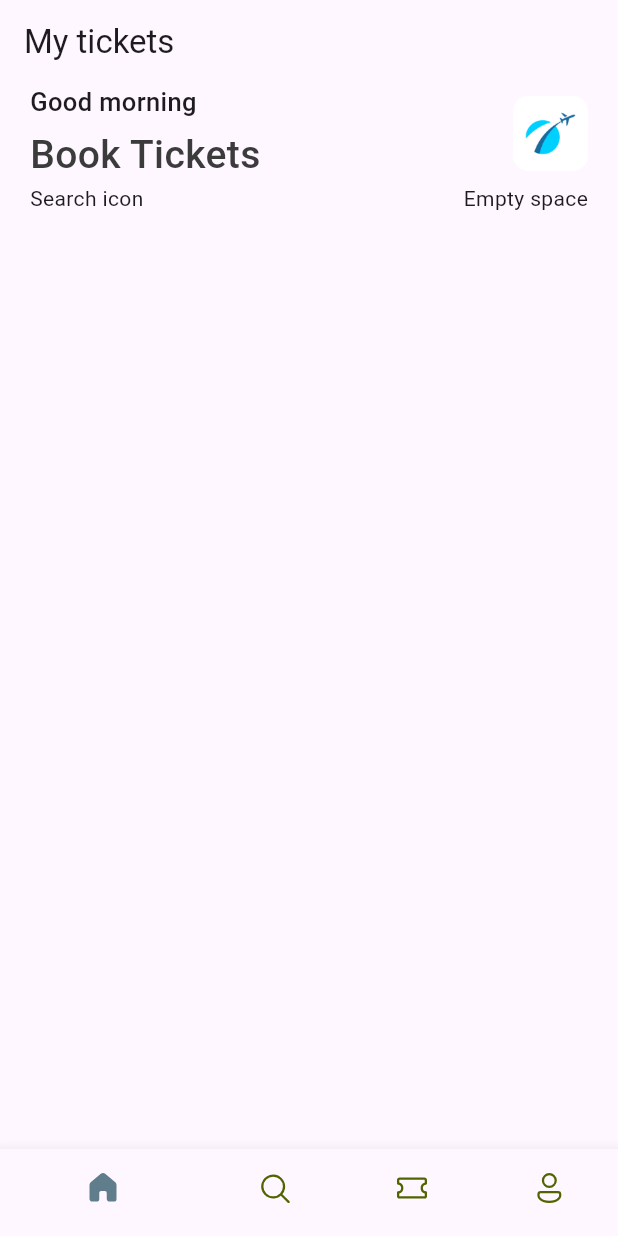
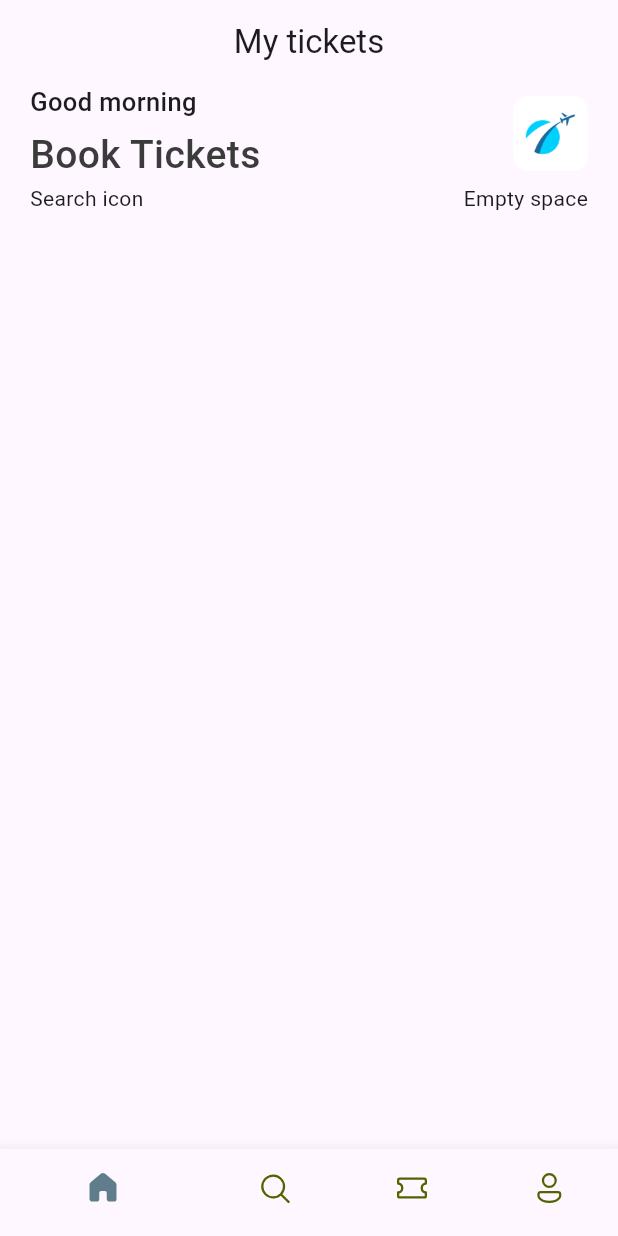
Before and after one commit to MatSantai/ticket-app, a Flutter app: the screen it shows after launch, on a phone screen of 412 x 824 dp. Run offline on Flutter 3.47's test engine with Material 3 defaults, Android fonts, the phone set to English and light mode, and no system bars; our stand-ins replace fluentui_icons.

Commit message:
updated the icon navbar

```diff
--- a/lib/base/bottom_nav_bar.dart
+++ b/lib/base/bottom_nav_bar.dart
@@ -30,7 +30,8 @@ class _BottomNavBarState extends State<BottomNavBar> {
   Widget build(BuildContext context) {
     return Scaffold(
       appBar: AppBar(
-        title: const Text("My tickets")
+        title: const Text("My tickets"),
+        centerTitle: true,
       ),
       body: appScreens[_selectedIndex],
       bottomNavigationBar: BottomNavigationBar(
@@ -47,17 +48,17 @@ class _BottomNavBarState extends State<BottomNavBar> {
           ),
           BottomNavigationBarItem(
             icon: Icon(FluentSystemIcons.ic_fluent_search_regular),
-            activeIcon: Icon(FluentSystemIcons.ic_fluent_home_filled),
+            activeIcon: Icon(FluentSystemIcons.ic_fluent_search_filled),
             label: "Search",
           ),
           BottomNavigationBarItem(
             icon: Icon(FluentSystemIcons.ic_fluent_ticket_regular),
-            activeIcon: Icon(FluentSystemIcons.ic_fluent_home_filled),
+            activeIcon: Icon(FluentSystemIcons.ic_fluent_ticket_filled),
             label: "Tickets",
           ),
           BottomNavigationBarItem(
             icon: Icon(FluentSystemIcons.ic_fluent_person_regular),
-            activeIcon: Icon(FluentSystemIcons.ic_fluent_home_filled),
+            activeIcon: Icon(FluentSystemIcons.ic_fluent_person_filled),
             label: "Profile",
           ),
         ],
```
